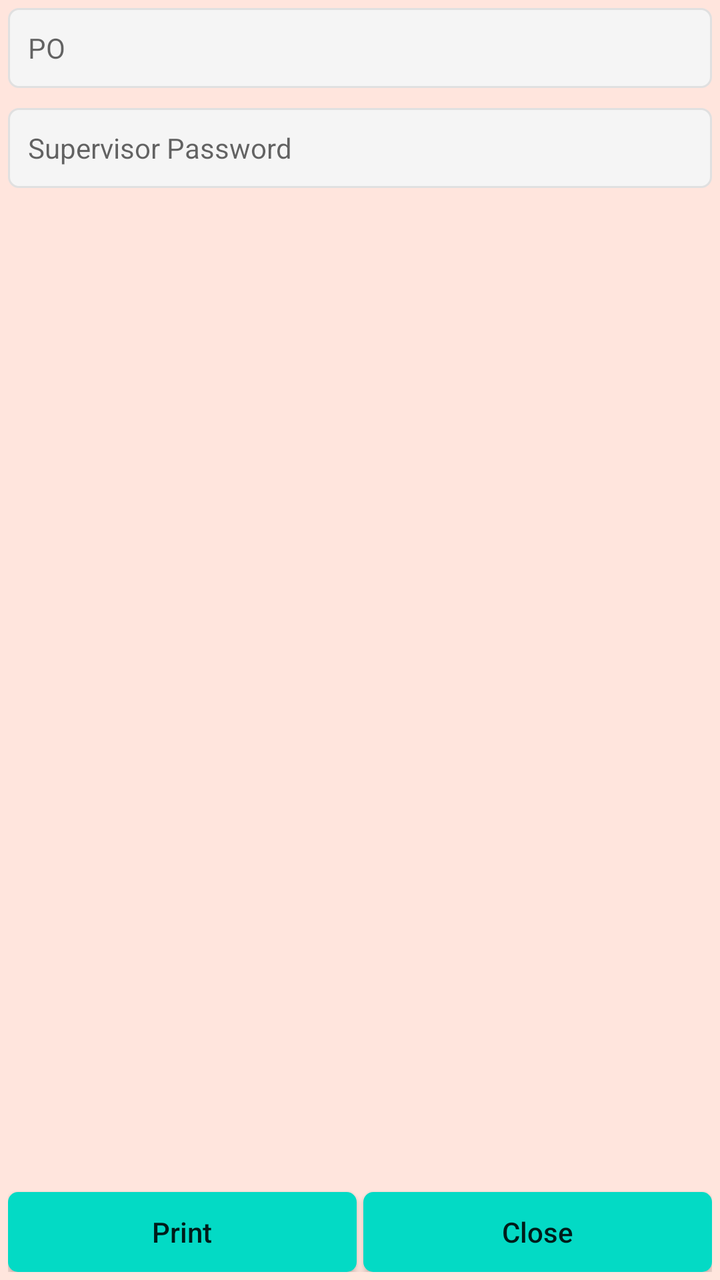
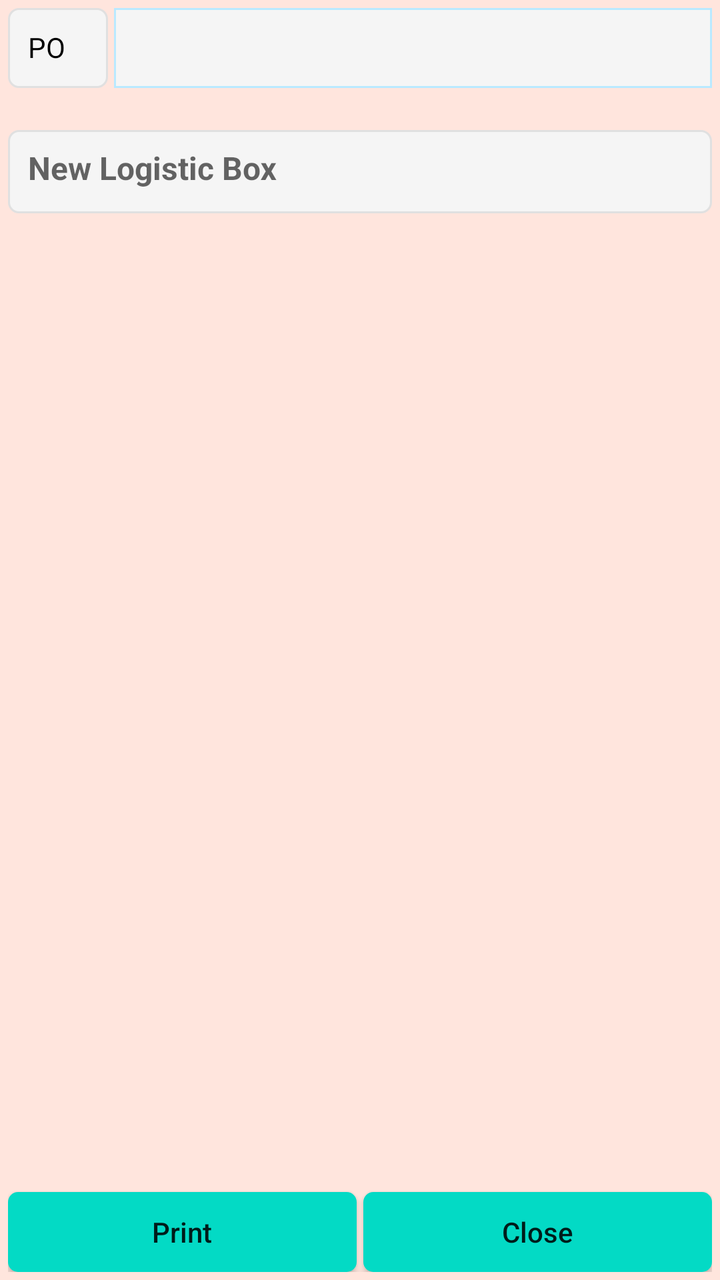

An Android layout rendered at two revisions. The XML below is the earlier revision; the diff shows what the commit changed to produce the second picture.
<!-- AndroidManifest.xml: application theme AppTheme -->
<!-- res/layout/popup_supplier_box_grn_generate_carton.xml -->
<?xml version="1.0" encoding="utf-8"?>
<androidx.constraintlayout.widget.ConstraintLayout
    xmlns:android="http://schemas.android.com/apk/res/android"
    xmlns:app="http://schemas.android.com/apk/res-auto"
    xmlns:tools="http://schemas.android.com/tools"
    android:layout_width="270dp"
    android:padding="4dp"
    android:background="@color/colorBackPopup"
    android:layout_gravity="center"
    android:layout_height="160dp">

    <EditText
        android:id="@+id/et_supplier_box_grn_popup_po"
        android:layout_width="0dp"
        android:layout_height="40dp"
        android:background="@drawable/et_custom"
        android:hint="PO"
        android:inputType="textPersonName"
        android:padding="10dp"
        android:textColor="@color/coloBlack"
        android:textSize="14dp"
        app:layout_constraintEnd_toEndOf="parent"
        app:layout_constraintStart_toStartOf="parent"
        app:layout_constraintTop_toTopOf="parent" />

    <EditText
        android:id="@+id/et_supplier_box_grn_popup_supervisor_pwd"
        android:layout_width="0dp"
        android:layout_height="40dp"
        android:layout_marginTop="10dp"
        android:background="@drawable/et_custom"
        android:hint="Supervisor Password"
        android:inputType="numberPassword"
        android:padding="10dp"
        android:textColor="@color/coloBlack"
        android:textSize="14dp"
        app:layout_constraintEnd_toEndOf="parent"
        app:layout_constraintStart_toStartOf="parent"
        app:layout_constraintTop_toBottomOf="@+id/et_supplier_box_grn_popup_po" />

    <Button
        android:id="@+id/bt_supplier_box_grn_popup_print"
        android:layout_width="0dp"
        android:layout_height="40dp"
        android:background="@drawable/btn_custom1"
        android:text="Print"
        android:textAllCaps="false"
        android:textSize="14sp"
        app:layout_constraintBottom_toBottomOf="parent"
        app:layout_constraintEnd_toStartOf="@+id/textView2"
        app:layout_constraintStart_toStartOf="parent" />

    <Button
        android:id="@+id/bt_supplier_box_grn_popup_close"
        android:layout_width="0dp"
        android:layout_height="40dp"
        android:background="@drawable/btn_custom1"
        android:text="Close"
        android:textAllCaps="false"
        android:textSize="14sp"
        app:layout_constraintBottom_toBottomOf="parent"
        app:layout_constraintEnd_toEndOf="parent"
        app:layout_constraintStart_toEndOf="@+id/textView2" />

    <TextView
        android:id="@+id/textView2"
        android:layout_width="wrap_content"
        android:layout_height="wrap_content"
        android:layout_marginStart="16dp"
        android:layout_marginLeft="16dp"
        android:layout_marginEnd="16dp"
        android:layout_marginRight="16dp"
        android:text=" "
        android:textColor="@color/colorAccent"
        app:layout_constraintBottom_toBottomOf="parent"
        app:layout_constraintEnd_toEndOf="parent"
        app:layout_constraintStart_toStartOf="parent"
        tools:ignore="SpeakableTextPresentCheck" />


</androidx.constraintlayout.widget.ConstraintLayout>
<!-- resources referenced by this layout -->
<resources>
  <color name="coloBlack">#000000</color>
  <color name="colorAccent">#000000</color>
  <color name="colorBackPopup">#FFE5DD</color>
  <!-- drawable btn_custom1 (drawable) -->
  <?xml version="1.0" encoding="utf-8"?>
  <shape xmlns:android="http://schemas.android.com/apk/res/android"
      android:padding="10dp"
      android:shape="rectangle" >
  
      <solid android:color="@color/colorBtn" />
  
      <corners
          android:bottomLeftRadius="5dp"
          android:bottomRightRadius="5dp"
          android:topLeftRadius="5dp"
          android:topRightRadius="5dp" />
  
  </shape>
  <!-- drawable et_custom (drawable) -->
  <?xml version="1.0" encoding="utf-8"?>
  <shape xmlns:android="http://schemas.android.com/apk/res/android"
      android:padding="10dp"
      android:shape="rectangle" >
  
      <solid android:color="#f5f5f5" />
  
      <stroke
          android:width="1dp"
          android:color="#e0e0e0" />
  
      <corners
          android:bottomLeftRadius="5dp"
          android:bottomRightRadius="5dp"
          android:topLeftRadius="5dp"
          android:topRightRadius="5dp" />
  
  </shape>
  <style name="AppTheme" parent="Theme.AppCompat.Light.NoActionBar">
          
          <item name="colorPrimary">@color/colorPrimary</item>
          <item name="colorPrimaryDark">@color/colorPrimaryDark</item>
          <item name="colorAccent">@color/colorAccent</item>
      </style>
  <color name="colorBtn">#03DAC5</color>
  <color name="colorPrimary">#ffb200</color>
  <color name="colorPrimaryDark">#ffb200</color>
</resources>

<!-- the commit's change to res/layout/popup_supplier_box_grn_generate_carton.xml (unified diff, before → after) -->
@@ -3,40 +3,63 @@
     xmlns:android="http://schemas.android.com/apk/res/android"
     xmlns:app="http://schemas.android.com/apk/res-auto"
     xmlns:tools="http://schemas.android.com/tools"
-    android:layout_width="270dp"
+    android:layout_width="290dp"
     android:padding="4dp"
     android:background="@color/colorBackPopup"
     android:layout_gravity="center"
-    android:layout_height="160dp">
+    android:layout_height="180dp">
 
-    <EditText
-        android:id="@+id/et_supplier_box_grn_popup_po"
-        android:layout_width="0dp"
+    <TextView
+        android:id="@+id/TextView1"
+        android:layout_width="50dp"
         android:layout_height="40dp"
         android:background="@drawable/et_custom"
-        android:hint="PO"
-        android:inputType="textPersonName"
+        android:gravity="left"
+        android:hint=""
         android:padding="10dp"
+        android:text="PO"
         android:textColor="@color/coloBlack"
         android:textSize="14dp"
-        app:layout_constraintEnd_toEndOf="parent"
         app:layout_constraintStart_toStartOf="parent"
         app:layout_constraintTop_toTopOf="parent" />
 
-    <EditText
-        android:id="@+id/et_supplier_box_grn_popup_supervisor_pwd"
+    <Spinner
+        android:id="@+id/sp_supplier_box_grn_popup_po"
         android:layout_width="0dp"
         android:layout_height="40dp"
+        android:layout_marginLeft="3dp"
+        android:background="@drawable/et_custom_total"
+        android:gravity="left"
+        android:hint=""
+        android:padding="8dp"
+        android:textSize="14sp"
+        app:layout_constraintEnd_toEndOf="parent"
+        app:layout_constraintStart_toEndOf="@+id/TextView1"
+        app:layout_constraintTop_toTopOf="@+id/TextView1" />
+
+
+    <com.google.android.material.textfield.TextInputLayout
+        android:layout_width="match_parent"
+        android:layout_height="55dp"
         android:layout_marginTop="10dp"
-        android:background="@drawable/et_custom"
-        android:hint="Supervisor Password"
-        android:inputType="numberPassword"
-        android:padding="10dp"
-        android:textColor="@color/coloBlack"
-        android:textSize="14dp"
-        app:layout_constraintEnd_toEndOf="parent"
-        app:layout_constraintStart_toStartOf="parent"
-        app:layout_constraintTop_toBottomOf="@+id/et_supplier_box_grn_popup_po" />
+        android:hint="New Logistic Box"
+        app:layout_constraintTop_toBottomOf="@+id/TextView1"
+        tools:layout_editor_absoluteX="4dp">
+
+        <com.google.android.material.textfield.TextInputEditText
+            android:id="@+id/tv_supplier_box_grn_popup_log_boxno"
+            android:layout_width="match_parent"
+            android:layout_height="wrap_content"
+            android:background="@drawable/et_custom"
+            android:gravity="left"
+            android:inputType="textPersonName"
+            android:enabled="false"
+            android:padding="10dp"
+            android:text=""
+            android:textColor="@color/coloBlack"
+            android:textSize="16sp"
+            android:textStyle="bold" />
+    </com.google.android.material.textfield.TextInputLayout>
 
     <Button
         android:id="@+id/bt_supplier_box_grn_popup_print"
@@ -78,4 +101,7 @@
         tools:ignore="SpeakableTextPresentCheck" />
 
 
+
+
+
 </androidx.constraintlayout.widget.ConstraintLayout>
<!-- resource entries referenced after the edit -->
@@ -37,6 +37,25 @@
           android:topRightRadius="5dp" />
   
   </shape>
+  <!-- drawable et_custom_total (drawable) -->
+  <?xml version="1.0" encoding="utf-8"?>
+  <shape xmlns:android="http://schemas.android.com/apk/res/android"
+      android:padding="10dp"
+      android:shape="rectangle" >
+  
+      <solid android:color="#f5f5f5" />
+  
+      <stroke
+          android:width="1dp"
+          android:color="#B9E9FF" />
+  
+      <corners
+          android:bottomLeftRadius="0dp"
+          android:bottomRightRadius="0dp"
+          android:topLeftRadius="0dp"
+          android:topRightRadius="0dp" />
+  
+  </shape>
   <style name="AppTheme" parent="Theme.AppCompat.Light.NoActionBar">
           
           <item name="colorPrimary">@color/colorPrimary</item>
